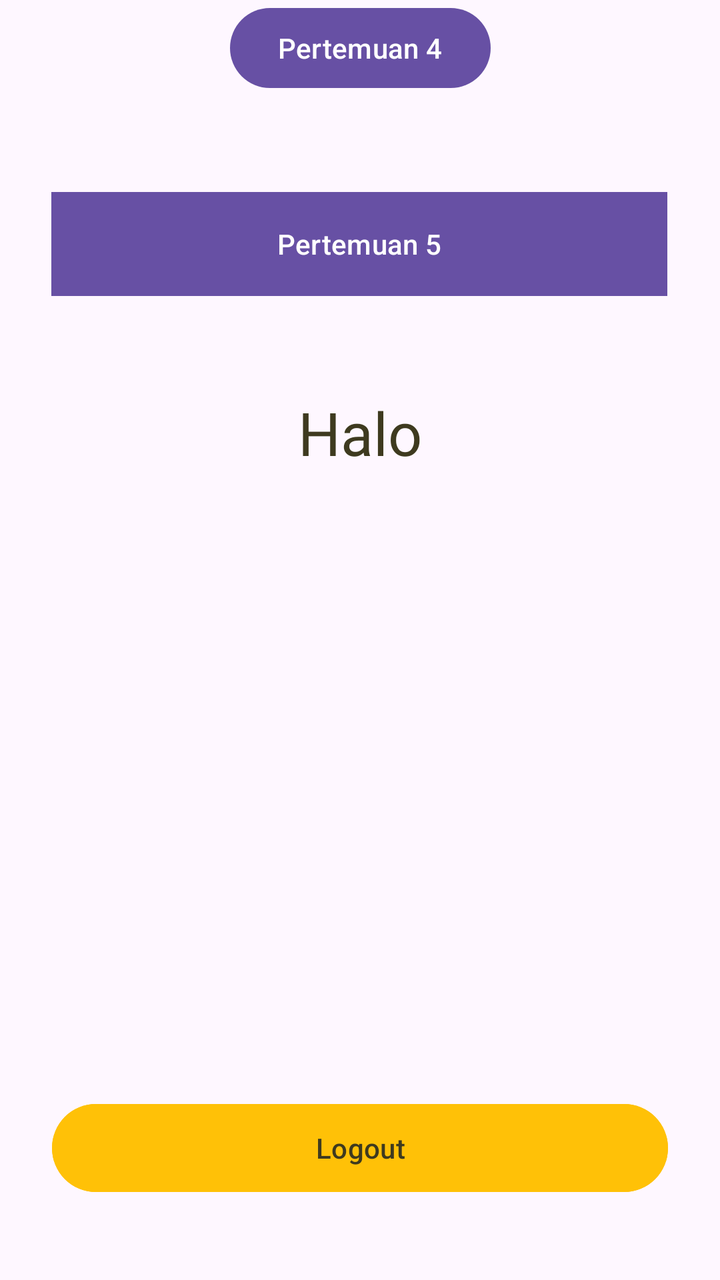
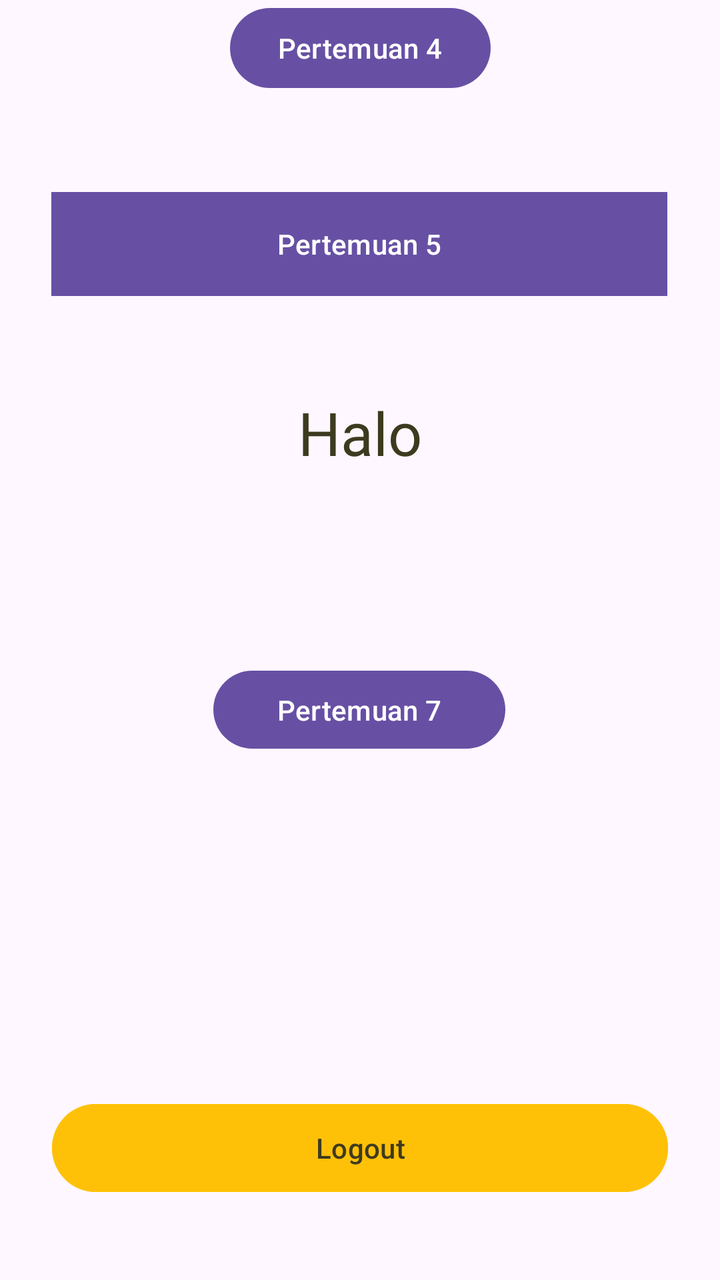

Screens rendered from an Android XML layout before and after an edit, with the pre-edit source and the edit as a unified diff.
<!-- AndroidManifest.xml: application theme Theme.Jupiter_mirna -->
<!-- res/layout/activity_main.xml -->
<?xml version="1.0" encoding="utf-8"?>
<androidx.constraintlayout.widget.ConstraintLayout xmlns:android="http://schemas.android.com/apk/res/android"
    xmlns:app="http://schemas.android.com/apk/res-auto"
    xmlns:tools="http://schemas.android.com/tools"
    android:id="@+id/main"
    android:layout_width="match_parent"
    android:layout_height="match_parent"
    tools:context=".MainActivity">

    <Button
        android:id="@+id/btnToFourth"
        android:layout_width="wrap_content"
        android:layout_height="wrap_content"
        android:text="Pertemuan 4"
        app:layout_constraintEnd_toEndOf="parent"
        app:layout_constraintStart_toStartOf="parent"
        tools:layout_editor_absoluteY="261dp" />

    <Button
        android:id="@+id/btnToFifth"
        android:layout_width="308dp"
        android:layout_height="52dp"
        android:background="?attr/colorPrimary"
        android:text="Pertemuan 5"
        app:layout_constraintBottom_toBottomOf="parent"
        app:layout_constraintEnd_toEndOf="parent"
        app:layout_constraintHorizontal_bias="0.495"
        app:layout_constraintStart_toStartOf="parent"
        app:layout_constraintTop_toTopOf="parent"
        app:layout_constraintVertical_bias="0.163" />

    <TextView
        android:id="@+id/textHalo"
        android:layout_width="wrap_content"
        android:layout_height="wrap_content"
        android:layout_marginTop="48dp"
        android:fontFamily="@font/cweyons_regular"
        android:text="Halo"
        android:textColor="@color/teks_gelap"
        android:textSize="30sp"
        app:layout_constraintEnd_toEndOf="parent"
        app:layout_constraintStart_toStartOf="parent"
        app:layout_constraintTop_toBottomOf="@id/btnToFifth" />

    <Button
        android:id="@+id/btnLogout"
        android:layout_width="308dp"
        android:layout_height="52dp"
        android:layout_marginBottom="40dp"
        android:backgroundTint="@color/amber"
        android:text="Logout"
        android:textColor="@color/teks_gelap"
        app:layout_constraintBottom_toBottomOf="parent"
        app:layout_constraintEnd_toEndOf="parent"
        app:layout_constraintStart_toStartOf="parent" />

</androidx.constraintlayout.widget.ConstraintLayout>
<!-- resources referenced by this layout -->
<resources>
  <color name="amber">#FFC107</color>
  <color name="teks_gelap">#3E3A1F</color>
  <style name="Theme.Jupiter_mirna" parent="Base.Theme.Jupiter_mirna" />
  <style name="Base.Theme.Jupiter_mirna" parent="Theme.Material3.DayNight.NoActionBar">
          
          
      </style>
</resources>

<!-- the commit's change to res/layout/activity_main.xml (unified diff, before → after) -->
@@ -54,4 +54,17 @@
         app:layout_constraintEnd_toEndOf="parent"
         app:layout_constraintStart_toStartOf="parent" />
 
+    <Button
+        android:id="@+id/btnToSeventh"
+        android:layout_width="146dp"
+        android:layout_height="47dp"
+        android:text="Pertemuan 7"
+        app:layout_constraintBottom_toBottomOf="@+id/btnLogout"
+        app:layout_constraintEnd_toEndOf="parent"
+        app:layout_constraintHorizontal_bias="0.498"
+        app:layout_constraintStart_toStartOf="parent"
+        app:layout_constraintTop_toTopOf="parent"
+        app:layout_constraintVertical_bias="0.599" />
+
+
 </androidx.constraintlayout.widget.ConstraintLayout>
